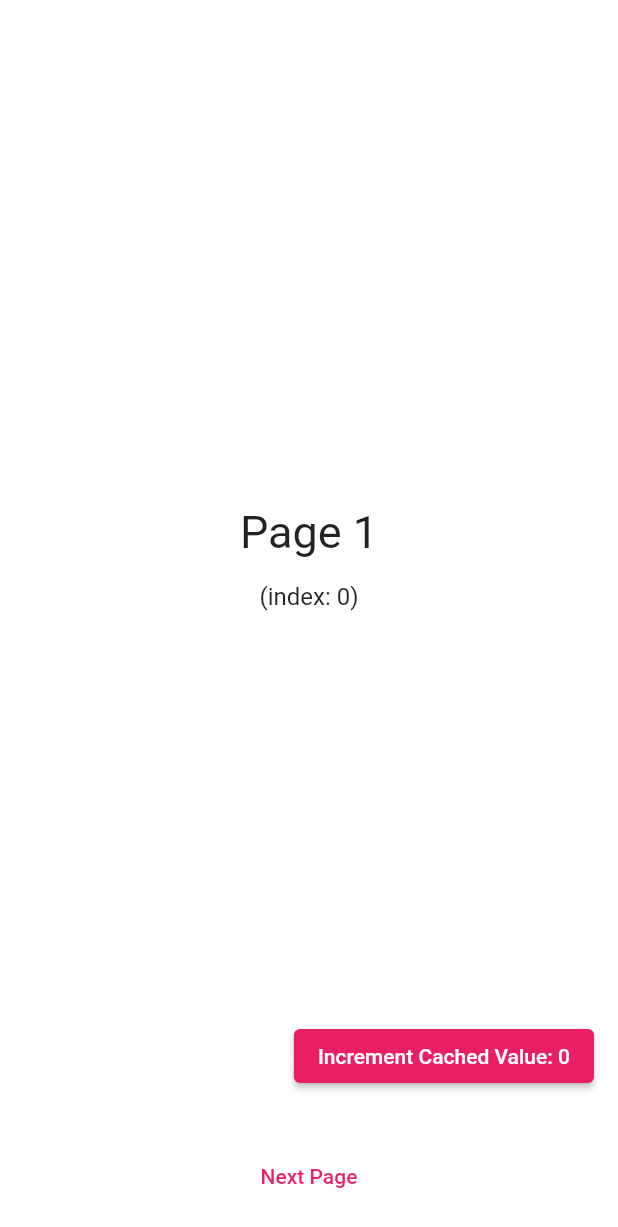
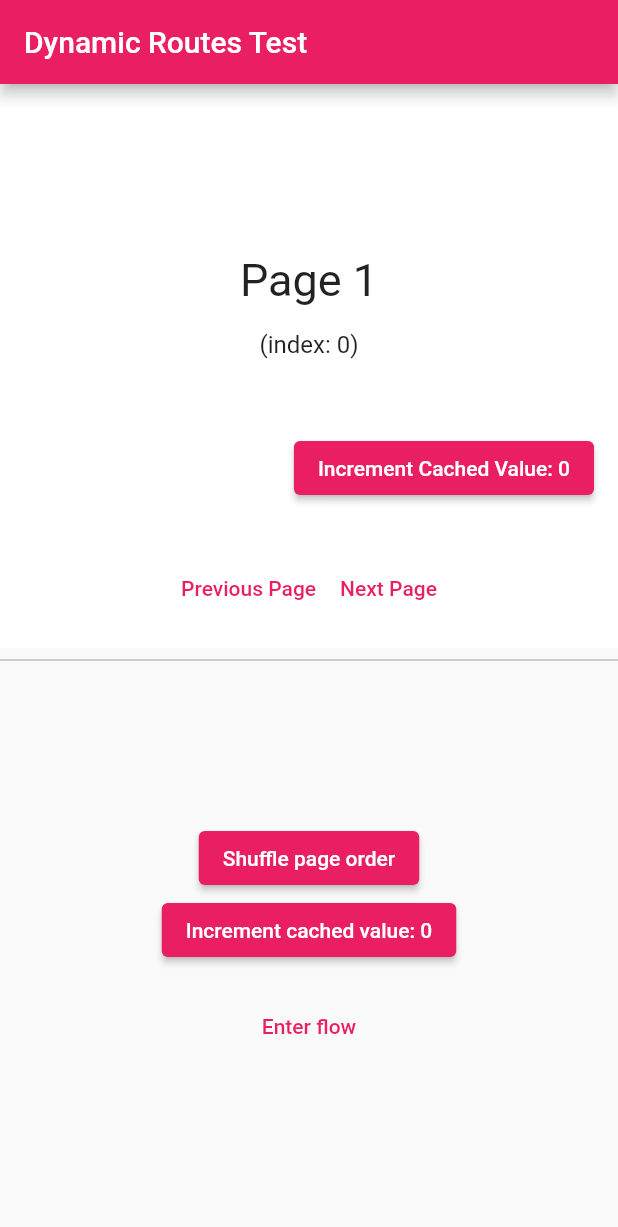
Before and after one commit to Khongchai/dynamic_routes, a Flutter app: the MyHomePage screen opened directly, after a tap on "Enter flow", on a phone screen of 412 x 824 dp. Shown: the top 1227 px of the screen. Run offline on Flutter 3.47's test engine with Material 2 defaults, Android fonts, the phone set to English and light mode, and no system bars.

Commit message:
Users can now provide their own implementation of navigation logic.

```diff
--- a/example/lib/main_2.dart
+++ b/example/lib/main_2.dart
@@ -17,116 +17,126 @@ class MyApp extends StatelessWidget {
   @override
   Widget build(BuildContext context) {
     return MaterialApp(
-      title: 'SubRouting Test',
       theme: ThemeData(
         primarySwatch: Colors.lightGreen,
       ),
-      // One might argue: "What's new with this? We can already do this using
-      // the normal Navigator class".
-      //
-      // Well, that's right, but what you can't do is that do exactly this, but
-      // deciding which page to be shown
-      //
-      // or which place to be swapped at runtime, all from just one place without
-      // the pages even knowing where they are going,
-      // the only thing they do is pushing the next thing in the array.
-      home: MyHomePage(title: 'Dynamic Routes Test', pageWidgets: [
-        const ParticipatorPage(title: "Page 1"),
-        const ParticipatorPage(title: "Page 2"),
-        // A page that can both continue the flow and branch off into a new flow.
-        // In real applications, you'd of course use route predicates to pop back
-        // to something.
-        //
-        // For simplicity's sake, we'll just do pop multiple times for this example.
-        MixedPage(
-          // This isSubSubFlow has nothing to do with the library, it's just that
-          // I'm too lazy to change the title of subsubflow pages.
-          isSubSubFlow: false,
-          subFlowSet1: const [
-            ParticipatorPage(title: "SubFlow 1 Sub page 1"),
-            ParticipatorPage(title: "SubFlow 1 Sub page 2"),
-            ParticipatorPage(title: "SubFlow 1 Sub page 3"),
+      // Unique keys are needed because my participator pages are so similar
+      // Flutter thinks they are the same widget. In a real app, this won't
+      // be a problem.
+
+      // All the nested-route stuff are still possible here, but because we have
+      // already two sets of widgets. To keep things simple, I have decided to
+      // do just 1-level navigation in this example.
+      home: MyHomePage(
+        title: 'Dynamic Routes Test',
+        widgets1: [
+          ParticipatorPage(title: "Page 1", key: UniqueKey()),
+          ParticipatorPage(title: "Page 2", key: UniqueKey()),
+          ParticipatorPage(title: "Page 3", key: UniqueKey()),
+          ParticipatorPage(title: "Page 4", key: UniqueKey()),
+          ParticipatorPage(title: "Page 5", key: UniqueKey()),
+          ParticipatorPage(title: "Page 6", key: UniqueKey()),
         ],
-          subFlowSet1Callback: (context) {
-            Navigator.of(context).pop();
-            Navigator.of(context).pop();
-            Navigator.of(context).pop();
-          },
-          subFlowSet2: [
-            const ParticipatorPage(title: "SubFlow 1 Sub page 1"),
-            const ParticipatorPage(title: "SubFlow 1 Sub page 2"),
-            const ParticipatorPage(title: "SubFlow 1 Sub page 3"),
-            // A sub flow within sub flow....sub-ception!
-            MixedPage(
-                // This isSubSubFlow has nothing to do with the library, it's
-                // just that I'm too lazy to change the title of subsubflow pages.
-                isSubSubFlow: true,
-                subFlowSet1: const [
-                  ParticipatorPage(title: "SubSubflow 1 Sub Page 1"),
-                  ParticipatorPage(title: "SubSubflow 1 Sub Page 2"),
+        widgets2: [
+          ParticipatorPage(title: "Page 1", key: UniqueKey()),
+          ParticipatorPage(title: "Page 2", key: UniqueKey()),
+          ParticipatorPage(title: "Page 3", key: UniqueKey()),
+          ParticipatorPage(title: "Page 4", key: UniqueKey()),
+          ParticipatorPage(title: "Page 5", key: UniqueKey()),
+          ParticipatorPage(title: "Page 6", key: UniqueKey()),
         ],
-                subFlowSet1Callback: (context) {
-                  Navigator.of(context).pop();
-                  Navigator.of(context).pop();
-                },
-                subFlowSet2: const [
-                  ParticipatorPage(title: "SubSubflow 2 Sub page 1"),
-                  ParticipatorPage(title: "SubSubflow 2 Sub page 2"),
-                ],
-                subFlowSet2Callback: (context) {
-                  Navigator.of(context).pop();
-                  Navigator.of(context).pop();
-                }),
-            const ParticipatorPage(title: "SubFlow 1 Sub page 5"),
-          ],
-          subFlowSet2Callback: (context) {
-            Navigator.of(context).pop();
-            Navigator.of(context).pop();
-            Navigator.of(context).pop();
-            Navigator.of(context).pop();
-            Navigator.of(context).pop();
-          },
       ),
-        const ParticipatorPage(title: "Page 4"),
-        const ParticipatorPage(title: "Page 5"),
-        const ParticipatorPage(title: "Page 6"),
-      ]),
     );
   }
 }
 
 class CustomNavigationLogicProvider implements NavigationLogicProvider {
+  final Function(Widget) customNextCallback;
+  final Function(Widget?) customBackCallback;
+
+  const CustomNavigationLogicProvider(
+      {required this.customNextCallback, required this.customBackCallback});
+
   @override
-  void back<T>(BuildContext _, T __, {VoidCallback? callback}) {
-    callback?.call();
+  void back<T>(BuildContext _, Widget? previousPage, T __) {
+    customBackCallback(previousPage);
   }
 
   @override
-  Future<T?> next<T>(BuildContext _, Widget __,
-      {VoidCallback? callback}) async {
-    callback?.call();
+  Future<T?> next<T>(
+    BuildContext _,
+    Widget nextWidget,
+  ) async {
+    customNextCallback(nextWidget);
 
     return null;
   }
 }
 
 class MyHomePage extends StatefulWidget {
-  final List<Widget> pageWidgets;
+  final List<Widget> widgets1;
+  final List<Widget> widgets2;
+  final String title;
 
   const MyHomePage({
+    Key? key,
+    required this.title,
+    required this.widgets1,
+    required this.widgets2,
+  }) : super(key: key);
+
+  @override
+  State<MyHomePage> createState() => _MyHomePageState();
+}
+
+class _MyHomePageState extends State<MyHomePage> {
+  @override
+  Widget build(BuildContext context) {
+    return Scaffold(
+      appBar: AppBar(
+        title: Text(widget.title),
+      ),
+      body: LayoutBuilder(builder: (context, constraints) {
+        return SizedBox(
+          height: constraints.maxHeight,
+          child: Column(
+            children: [
+              Expanded(
+                  child: WidgetWithNavigator(
+                      title: "Top Widget", pageWidgets: widget.widgets1)),
+              const Divider(color: Colors.grey),
+              Expanded(
+                child: WidgetWithNavigator(
+                    title: "Bottom Widget", pageWidgets: widget.widgets2),
+              ),
+            ],
+          ),
+        );
+      }),
+    );
+  }
+}
+
+class WidgetWithNavigator extends StatefulWidget {
+  final List<Widget> pageWidgets;
+  final String title;
+
+  const WidgetWithNavigator({
     Key? key,
     required this.title,
     required this.pageWidgets,
   }) : super(key: key);
 
-  final String title;
-
   @override
-  State<MyHomePage> createState() => _MyHomePageState();
+  State<WidgetWithNavigator> createState() => _WidgetWithNavigatorState();
 }
 
-class _MyHomePageState extends State<MyHomePage> with DynamicRoutesInitiator {
+class _WidgetWithNavigatorState extends State<WidgetWithNavigator>
+    with DynamicRoutesInitiator {
   late List<Widget> _widgets = widget.pageWidgets;
+  Widget? _displayedWidget;
+
+  late final CustomNavigationLogicProvider _customNavigationLogicProvider;
 
   @override
   void dispose() {
@@ -139,18 +149,30 @@ class _MyHomePageState extends State<MyHomePage> with DynamicRoutesInitiator {
   void initState() {
     super.initState();
 
-    dynamicRoutesInitiator
-        .setNavigationLogicProvider(CustomNavigationLogicProvider());
+    _customNavigationLogicProvider =
+        CustomNavigationLogicProvider(customNextCallback: (widget) {
+      setState(() {
+        _displayedWidget = widget;
+      });
+    }, customBackCallback: (maybeAWidget) {
+      setState(() {
+        _displayedWidget = maybeAWidget;
+      });
+    });
+
     dynamicRoutesInitiator.setCache(0);
   }
 
   @override
   Widget build(BuildContext context) {
     final value = dynamicRoutesInitiator.getCache();
-    return Scaffold(
-      floatingActionButton: Column(
-        crossAxisAlignment: CrossAxisAlignment.end,
-        mainAxisSize: MainAxisSize.min,
+
+    return _displayedWidget ??
+        SizedBox(
+          width: MediaQuery.of(context).size.width,
+          child: Column(
+            mainAxisAlignment: MainAxisAlignment.center,
+            crossAxisAlignment: CrossAxisAlignment.center,
             children: [
               ElevatedButton(
                 child: const Text("Shuffle page order"),
@@ -160,24 +182,22 @@ class _MyHomePageState extends State<MyHomePage> with DynamicRoutesInitiator {
                 },
               ),
               ElevatedButton(
-              onPressed: () =>
-                  setState(() => dynamicRoutesInitiator.setCache(value + 1)),
+                  onPressed: () => setState(
+                      () => dynamicRoutesInitiator.setCache(value + 1)),
                   child: Text("Increment cached value: $value")),
-        ],
-      ),
-      appBar: AppBar(
-        title: Text(widget.title),
-      ),
-      body: const Center(child: Text("Dynamic Routes test")),
-      bottomNavigationBar: Padding(
+              Padding(
                 padding: const EdgeInsets.all(16),
                 child: TextButton(
                   child: const Text("Enter flow"),
                   onPressed: () {
                     dynamicRoutesInitiator.initializeRoutes(_widgets,
                         lastPageCallback: (newContext) {
-              Navigator.popUntil(newContext, (route) => route.isFirst);
+                      setState(() {
+                        _displayedWidget = null;
                       });
+                    });
+                    dynamicRoutesInitiator.setNavigationLogicProvider(
+                        _customNavigationLogicProvider);
 
                     dynamicRoutesInitiator.pushFirst(context).then((_) {
                       // Call setState to refresh the displayed cached value.
@@ -186,6 +206,8 @@ class _MyHomePageState extends State<MyHomePage> with DynamicRoutesInitiator {
                   },
                 ),
               ),
+            ],
+          ),
         );
   }
 }
--- a/example/lib/pages/participator_page.dart
+++ b/example/lib/pages/participator_page.dart
@@ -19,6 +19,8 @@ class ParticipatorPage extends StatefulWidget {
 
 class _ParticipatorPageState extends State<ParticipatorPage>
     with DynamicRoutesParticipator {
+  late final _index = dynamicRoutesParticipator.getCurrentPageIndex();
+
   @override
   Widget build(BuildContext context) {
     final value = dynamicRoutesParticipator.getCache();
@@ -45,12 +47,20 @@ class _ParticipatorPageState extends State<ParticipatorPage>
           child: Column(mainAxisAlignment: MainAxisAlignment.center, children: [
         Text(widget.title, style: const TextStyle(fontSize: 30)),
         const SizedBox(height: 16),
-        Text("(index: ${dynamicRoutesParticipator.getCurrentPageIndex()})",
-            style: const TextStyle(fontSize: 16)),
+        Text("(index: $_index)", style: const TextStyle(fontSize: 16)),
       ])),
       bottomNavigationBar: Padding(
         padding: const EdgeInsets.all(16),
-        child: TextButton(
+        child: Row(
+          mainAxisAlignment: MainAxisAlignment.center,
+          children: [
+            TextButton(
+              onPressed: () async {
+                dynamicRoutesParticipator.popCurrent(context);
+              },
+              child: const Text("Previous Page"),
+            ),
+            TextButton(
               key: Key(widget.title),
               onPressed: () async {
                 await dynamicRoutesParticipator.pushNext(context);
@@ -62,6 +72,8 @@ class _ParticipatorPageState extends State<ParticipatorPage>
               },
               child: const Text("Next Page"),
             ),
+          ],
+        ),
       ),
     );
   }
--- a/lib/dynamic_routes/base_navigators.dart
+++ b/lib/dynamic_routes/base_navigators.dart
@@ -221,7 +221,7 @@ abstract class DynamicRoutesNavigator
 
 class DynamicRoutesNavigatorImpl extends DynamicRoutesNavigator {
   DynamicRoutesNavigatorImpl() {
-    _navigationLogicProvider = NavigationLogicProviderImpl();
+    _navigationLogicProvider = const NavigationLogicProviderImpl();
   }
 
   @override
@@ -300,8 +300,7 @@ class DynamicRoutesNavigatorImpl extends DynamicRoutesNavigator {
     } else {
       _widget = currentPageState.nextPage!.widget;
 
-      return _navigationLogicProvider.next(
-          context, currentPageState.nextPage!.widget);
+      return _navigationLogicProvider.next(context, _widget!);
     }
   }
 
@@ -332,7 +331,7 @@ class DynamicRoutesNavigatorImpl extends DynamicRoutesNavigator {
     // popping this should destroy the whole navigation state.
     _widget = pageData.previousPage?.widget;
 
-    return _navigationLogicProvider.back(context, popResult);
+    return _navigationLogicProvider.back(context, _widget, popResult);
   }
 
   @override
@@ -412,6 +411,6 @@ class DynamicRoutesNavigatorImpl extends DynamicRoutesNavigator {
   @override
   void setNavigationLogicProvider(
       NavigationLogicProvider navigationLogicProvider) {
-    // TODO: implement setNavigationLogicProvider
+    _navigationLogicProvider = navigationLogicProvider;
   }
 }
```
Also changed, not shown: lib/dynamic_routes/navigation_logic_provider.dart (+8 -2 lines), 2 other files. Lines whose indentation alone changed are shown as unchanged.
